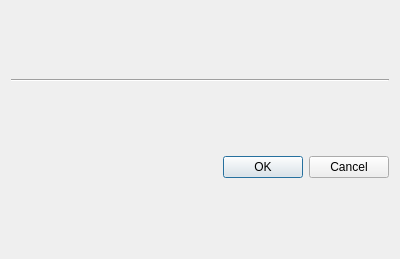
AKJ7/chesster, file chesster/gui/res/game_dialog.ui: the form before one commit.
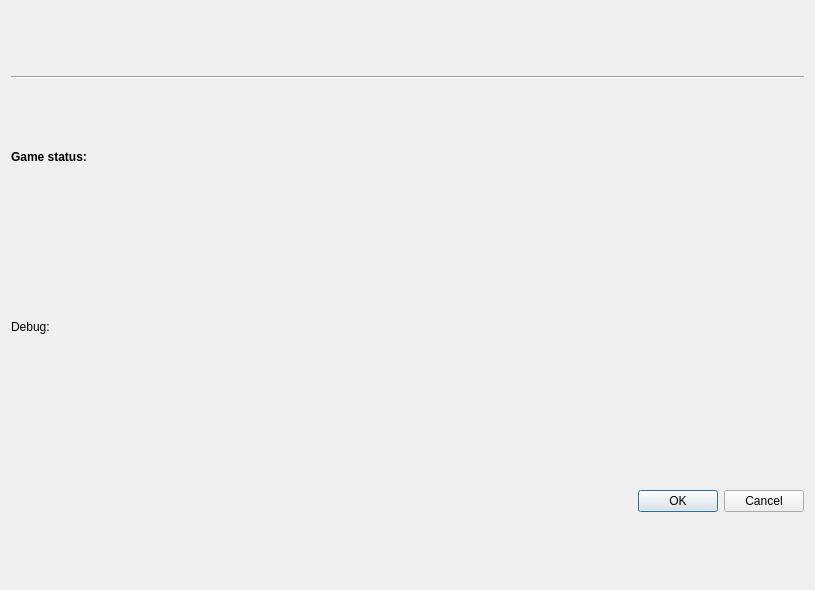
The form after the commit.

Commit message: updated game_dialog.ui but kept backup

Diff of the .ui file:
```diff
--- a/chesster/gui/res/game_dialog.ui
+++ b/chesster/gui/res/game_dialog.ui
@@ -6,8 +6,8 @@
    <rect>
     <x>0</x>
     <y>0</y>
-    <width>400</width>
-    <height>259</height>
+    <width>815</width>
+    <height>590</height>
    </rect>
   </property>
   <property name="windowTitle">
@@ -24,6 +24,58 @@
      </property>
     </widget>
    </item>
+   <item>
+    <widget class="QLabel" name="GameStatus_Header_Label">
+     <property name="sizePolicy">
+      <sizepolicy hsizetype="Maximum" vsizetype="Maximum">
+       <horstretch>0</horstretch>
+       <verstretch>0</verstretch>
+      </sizepolicy>
+     </property>
+     <property name="text">
+      <string>&lt;html&gt;&lt;head/&gt;&lt;body&gt;&lt;p&gt;&lt;span style=&quot; font-size:9pt; font-weight:600;&quot;&gt;Game status:&lt;/span&gt;&lt;/p&gt;&lt;/body&gt;&lt;/html&gt;</string>
+     </property>
+    </widget>
+   </item>
+   <item>
+    <widget class="QLabel" name="GameStatus_Text_Label">
+     <property name="sizePolicy">
+      <sizepolicy hsizetype="Preferred" vsizetype="Maximum">
+       <horstretch>0</horstretch>
+       <verstretch>0</verstretch>
+      </sizepolicy>
+     </property>
+     <property name="text">
+      <string/>
+     </property>
+    </widget>
+   </item>
+   <item>
+    <widget class="QLabel" name="Debug_Header_Label">
+     <property name="sizePolicy">
+      <sizepolicy hsizetype="Maximum" vsizetype="Maximum">
+       <horstretch>0</horstretch>
+       <verstretch>0</verstretch>
+      </sizepolicy>
+     </property>
+     <property name="text">
+      <string>Debug:</string>
+     </property>
+    </widget>
+   </item>
+   <item>
+    <widget class="QLabel" name="Debug_Text_Label">
+     <property name="sizePolicy">
+      <sizepolicy hsizetype="Preferred" vsizetype="Maximum">
+       <horstretch>0</horstretch>
+       <verstretch>0</verstretch>
+      </sizepolicy>
+     </property>
+     <property name="text">
+      <string/>
+     </property>
+    </widget>
+   </item>
    <item>
     <widget class="QDialogButtonBox" name="buttonBox">
      <property name="cursor">
```
Left out of the diff: 14 changed lines with no effect on the pictures. The commit also changes 1 other file.
